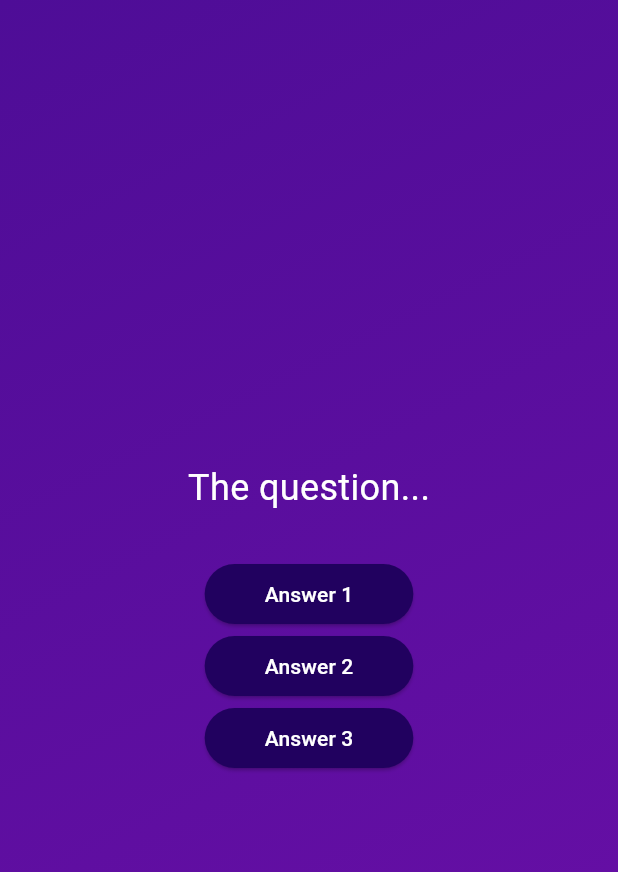
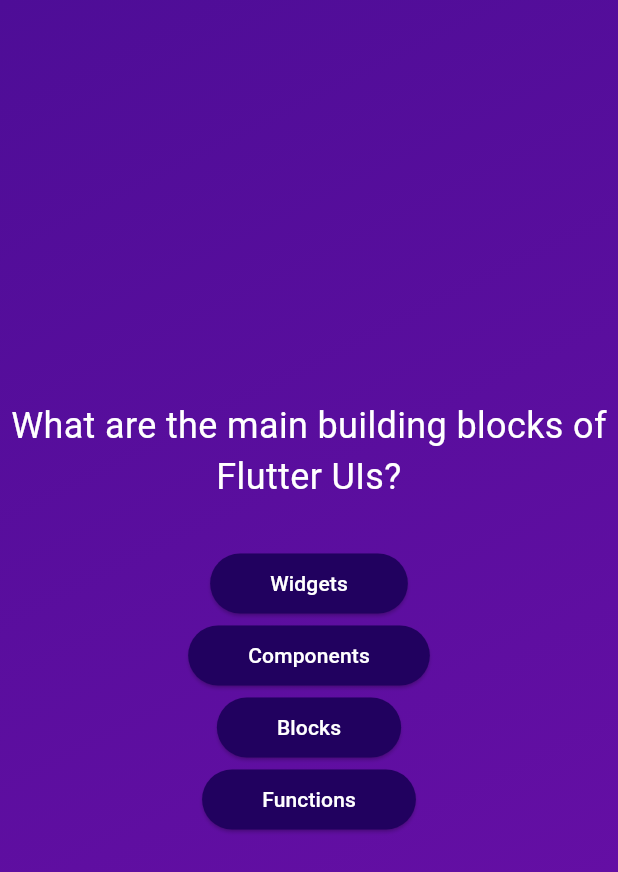
Before and after one commit to subexi/flutter_adv_basics, a Flutter app: the screen it shows after launch, after a tap on "Start Quiz", on a phone screen of 412 x 824 dp. Shown: the top 872 px of the screen. Run offline on Flutter 3.47's test engine with Material 3 defaults, Android fonts, the phone set to English and light mode, and no system bars.

Commit message:
72 Answer Buttons werden dynamisch aus den moeglichen Antworten generiert, wobei der spread generator ... die einzelnen Antworten in eine Liste zusammenfuehrt

```diff
--- a/lib/questions_screen.dart
+++ b/lib/questions_screen.dart
@@ -1,5 +1,6 @@
+import 'package:flutter/material.dart';
 import 'package:adv_basics/answer_button.dart';
-import 'package:flutter/material.dart';
+import 'package:adv_basics/data/questions.dart';
 
 class QuestionsScreen extends StatefulWidget {
   const QuestionsScreen({super.key});
@@ -11,32 +12,31 @@ class QuestionsScreen extends StatefulWidget {
 class _QuestionsScreenState extends State<QuestionsScreen> {
   @override
   Widget build(BuildContext context) {
+    final currentQuestion = questions[0];
+     // Here we are getting the first question from the questions list, which is defined in data/questions.dart. In a real application, you would want to implement some functionality to keep track of which question the user is currently on and update this variable accordingly.
     return SizedBox( // A SizedBox is a widget that has a specific size. Here we are using it to make the child widget take up the full width of the screen.
       width: double.infinity, // double.infinity is a special value that tells the widget to take up as much space as possible in the given direction. In this case, it will take up the full width of the screen.
       child: Column(
         mainAxisAlignment: MainAxisAlignment.center, // mainAxisAlignment is a property of the Column widget that controls how the children are aligned vertically. Here we are using MainAxisAlignment.center to center the children vertically within the Column.
         children: [
-        const Text('The question...',
-          style: TextStyle(
+        Text(
+          currentQuestion.text,
+          textAlign: TextAlign.center, // Here we are displaying the text of the current question. The currentQuestion variable is an instance of the Question class, which is defined in data/questions.dart. The text property of the Question class contains the text of the question.
+          style: const TextStyle(
             fontSize: 24,
             color: Colors.white,
           ),
         ),
+
         const SizedBox(
           height: 30,
-          ),
-        AnswerButton(
-          answerText: 'Answer 1',
-          onTap: () {},
         ),
-        AnswerButton(
-          answerText: 'Answer 2',
-          onTap: () {},
-        ),
-        AnswerButton(
-          answerText: 'Answer 3',
-          onTap: () {},
-        ), // AnswerButton is a custom widget that we have defined in answer_button.dart. It takes two parameters: answerText which is the text that will be displayed on the button, and onTap which is a function that will be called when the button is pressed. Here we are passing an empty function for onTap, but in a real application, you would want to implement some functionality here.
+        ...currentQuestion.answers.map((answer) { // Here we are using the spread operator (...) to spread the list of AnswerButton widgets that we are creating for each answer in the current question. The map method is used to iterate over each answer in the currentQuestion.answers list and create an AnswerButton for each one. The answer variable in the map function represents the current answer that we are iterating over.
+          return AnswerButton(
+            answerText: answer, // Here we are displaying each answer for the current question. The answers property of the Question class is a list of strings that contains the possible answers for the question. We are using the map method to iterate over each answer in the list and create an AnswerButton for each one.
+            onTap: () {}, // Here we are passing an empty function for onTap, but in a real application, you would want to implement some functionality here.
+          ); // The AnswerButton widget is a custom widget that we have defined in answer_button.dart. It takes two parameters: answerText, which is the text that will be displayed on the button, and onTap, which is a function that will be called when the button is pressed. In this case, we are passing the current answer as the answerText and an empty function for onTap.
+        }), // The map method returns an Iterable, so we need to convert it to a List using the toList method. This is necessary because the children property of the Column widget expects a List of widgets.
         ],
       ),
     );
```
